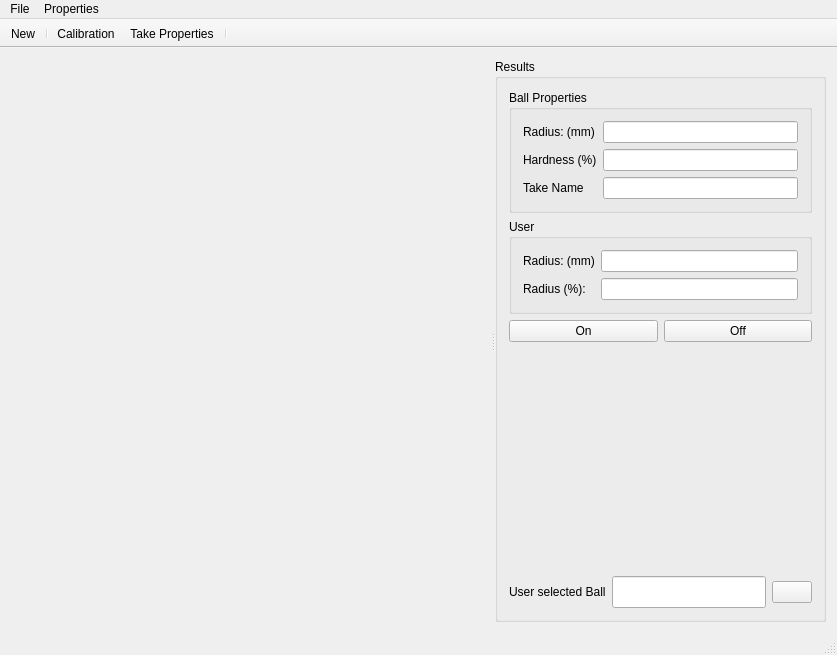
This is mainwindow.ui in liglacsap/SurveyTrackingTool as Qt 5 draws it before an edit. The edited form follows.
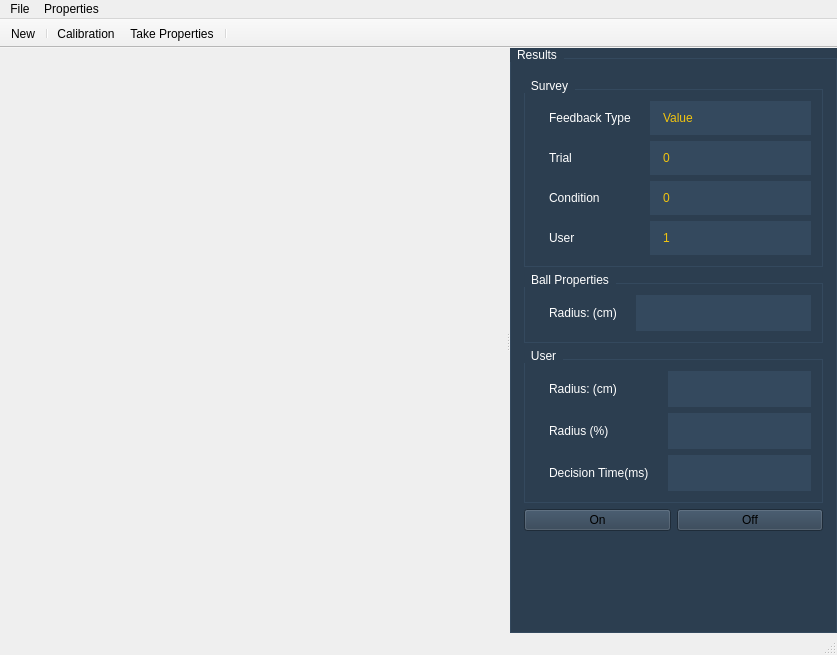
This is the edited form. Icons and pictures are not drawn. Custom widgets are drawn as their Qt base class.

Commit message:
Several Improvements: Tracking is now capseled in a class called Tracking. The class uses the singleton pattern.
math.h contains the several math and logic specific functions for
sorting and equal stuff

mainwindow.cpp: has a new style to visualize better content and values.
the update function is now obsolet also the timer (will be removed on
next commit)

globals.h: several structures are now relocated in different files

csvfilehandler.h: new class added to make continous saving possible

Diff of the .ui file:
```diff
--- a/mainwindow.ui
+++ b/mainwindow.ui
@@ -17,9 +17,29 @@
    <iconset resource="icons.qrc">
     <normaloff>:/icons/emblem-presentation.png</normaloff>:/icons/emblem-presentation.png</iconset>
   </property>
+  <property name="styleSheet">
+   <string notr="true">QMessageBox{
+	background: red;
+}</string>
+  </property>
   <widget class="QWidget" name="centralWidget">
+   <property name="styleSheet">
+    <string notr="true"/>
+   </property>
    <layout class="QGridLayout" name="gridLayout">
-    <item row="0" column="0">
+    <property name="leftMargin">
+     <number>0</number>
+    </property>
+    <property name="topMargin">
+     <number>0</number>
+    </property>
+    <property name="rightMargin">
+     <number>0</number>
+    </property>
+    <property name="bottomMargin">
+     <number>0</number>
+    </property>
+    <item row="1" column="0">
      <widget class="QSplitter" name="splitter">
       <property name="orientation">
        <enum>Qt::Horizontal</enum>
@@ -51,6 +71,9 @@
        </layout>
       </widget>
       <widget class="QWidget" name="widget_2" native="true">
+       <property name="styleSheet">
+        <string notr="true">background-color:#2c3e50;</string>
+       </property>
        <layout class="QGridLayout" name="gridLayout_2">
         <property name="leftMargin">
          <number>0</number>
@@ -72,117 +95,417 @@
             <height>0</height>
            </size>
           </property>
+          <property name="styleSheet">
+           <string notr="true"> QGroupBox {
+     border: 1px solid #34495e;
+
+     margin-top: 10px; 
+ }
+
+ QGroupBox::title {
+     subcontrol-origin:margin;
+     subcontrol-position: top left;
+     padding: -8 5px;
+	color:white;
+ }</string>
+          </property>
           <property name="title">
            <string>Results</string>
           </property>
-          <layout class="QGridLayout" name="gridLayout_6">
-           <item row="3" column="0">
-            <widget class="QWidget" name="widget_3" native="true">
-             <layout class="QHBoxLayout" name="horizontalLayout">
-              <property name="leftMargin">
-               <number>0</number>
-              </property>
-              <property name="topMargin">
-               <number>0</number>
-              </property>
-              <property name="rightMargin">
-               <number>0</number>
-              </property>
-              <property name="bottomMargin">
-               <number>0</number>
-              </property>
-              <item>
-               <widget class="QPushButton" name="pushButton">
-                <property name="text">
-                 <string>On</string>
-                </property>
-               </widget>
-              </item>
-              <item>
-               <widget class="QPushButton" name="pushButton_2">
-                <property name="text">
-                 <string>Off</string>
-                </property>
+          <layout class="QVBoxLayout" name="verticalLayout_2">
+           <item>
+            <widget class="QGroupBox" name="groupBox_4">
+             <property name="title">
+              <string>Survey</string>
+             </property>
+             <layout class="QGridLayout" name="gridLayout_4">
+              <item row="0" column="0">
+               <widget class="QWidget" name="widget_10" native="true">
+                <layout class="QFormLayout" name="formLayout_3">
+                 <property name="leftMargin">
+                  <number>0</number>
+                 </property>
+                 <property name="topMargin">
+                  <number>0</number>
+                 </property>
+                 <property name="rightMargin">
+                  <number>0</number>
+                 </property>
+                 <property name="bottomMargin">
+                  <number>0</number>
+                 </property>
+                 <item row="0" column="0">
+                  <widget class="QWidget" name="widget_9" native="true">
+                   <layout class="QHBoxLayout" name="horizontalLayout_7">
+                    <property name="spacing">
+                     <number>0</number>
+                    </property>
+                    <property name="leftMargin">
+                     <number>0</number>
+                    </property>
+                    <property name="topMargin">
+                     <number>0</number>
+                    </property>
+                    <property name="rightMargin">
+                     <number>0</number>
+                    </property>
+                    <property name="bottomMargin">
+                     <number>0</number>
+                    </property>
+                    <item>
+                     <widget class="QLabel" name="label_4">
+                      <property name="styleSheet">
+                       <string notr="true">QLabel{
+	background: #2c3e50;
+	padding: 10px;
+	color: white;
+}</string>
+                      </property>
+                      <property name="text">
+                       <string>Feedback Type</string>
+                      </property>
+                     </widget>
+                    </item>
+                   </layout>
+                  </widget>
+                 </item>
+                 <item row="1" column="0">
+                  <widget class="QWidget" name="widget_8" native="true">
+                   <layout class="QHBoxLayout" name="horizontalLayout_6">
+                    <property name="spacing">
+                     <number>0</number>
+                    </property>
+                    <property name="leftMargin">
+                     <number>0</number>
+                    </property>
+                    <property name="topMargin">
+                     <number>0</number>
+                    </property>
+                    <property name="rightMargin">
+                     <number>0</number>
+                    </property>
+                    <property name="bottomMargin">
+                     <number>0</number>
+                    </property>
+                    <item>
+                     <widget class="QLabel" name="label_10">
+                      <property name="styleSheet">
+                       <string notr="true">QLabel{
+	background: #2c3e50;
+	padding: 10px;
+	color: white;
+}</string>
+                      </property>
+                      <property name="text">
+                       <string>Trial</string>
+                      </property>
+                     </widget>
+                    </item>
+                   </layout>
+                  </widget>
+                 </item>
+                 <item row="2" column="0">
+                  <widget class="QWidget" name="widget_7" native="true">
+                   <layout class="QHBoxLayout" name="horizontalLayout_5">
+                    <property name="spacing">
+                     <number>0</number>
+                    </property>
+                    <property name="leftMargin">
+                     <number>0</number>
+                    </property>
+                    <property name="topMargin">
+                     <number>0</number>
+                    </property>
+                    <property name="rightMargin">
+                     <number>0</number>
+                    </property>
+                    <property name="bottomMargin">
+                     <number>0</number>
+                    </property>
+                    <item>
+                     <widget class="QLabel" name="label_9">
+                      <property name="styleSheet">
+                       <string notr="true">QLabel{
+	background: #2c3e50;
+	padding: 10px;
+	color: white;
+}</string>
+                      </property>
+                      <property name="text">
+                       <string>Condition</string>
+                      </property>
+                     </widget>
+                    </item>
+                   </layout>
+                  </widget>
+                 </item>
+                 <item row="3" column="0">
+                  <widget class="QWidget" name="widget_6" native="true">
+                   <layout class="QHBoxLayout" name="horizontalLayout_4">
+                    <property name="spacing">
+                     <number>0</number>
+                    </property>
+                    <property name="leftMargin">
+                     <number>0</number>
+                    </property>
+                    <property name="topMargin">
+                     <number>0</number>
+                    </property>
+                    <property name="rightMargin">
+                     <number>0</number>
+                    </property>
+                    <property name="bottomMargin">
+                     <number>0</number>
+                    </property>
+                    <item>
+                     <widget class="QLabel" name="label_7">
+                      <property name="styleSheet">
+                       <string notr="true">QLabel{
+	background: #2c3e50;
+	padding: 10px;
+	color: white;
+}</string>
+                      </property>
+                      <property name="text">
+                       <string>User</string>
+                      </property>
+                     </widget>
+                    </item>
+                   </layout>
+                  </widget>
+                 </item>
+                 <item row="0" column="1">
+                  <widget class="QLabel" name="surveyFeedbackLabel">
+                   <property name="styleSheet">
+                    <string notr="true">QLabel{
+	background: #34495e;
+	padding: 10px;
+	color: #f1c40f;
+}</string>
+                   </property>
+                   <property name="text">
+                    <string>Value</string>
+                   </property>
+                  </widget>
+                 </item>
+                 <item row="1" column="1">
+                  <widget class="QLabel" name="surveyTrialLabel">
+                   <property name="styleSheet">
+                    <string notr="true">QLabel{
+	background: #34495e;
+	padding: 10px;
+	color: #f1c40f;
+}</string>
+                   </property>
+                   <property name="text">
+                    <string>0</string>
+                   </property>
+                  </widget>
+                 </item>
+                 <item row="2" column="1">
+                  <widget class="QLabel" name="surveyConditionLabel">
+                   <property name="styleSheet">
+                    <string notr="true">QLabel{
+	background: #34495e;
+	padding: 10px;
+	color: #f1c40f;
+}</string>
+                   </property>
+                   <property name="text">
+                    <string>0</string>
+                   </property>
+                  </widget>
+                 </item>
+                 <item row="3" column="1">
+                  <widget class="QLabel" name="surveyUserLabel">
+                   <property name="styleSheet">
+                    <string notr="true">QLabel{
+	background: #34495e;
+	padding: 10px;
+	color: #f1c40f;
+}</string>
+                   </property>
+                   <property name="text">
+                    <string>1</string>
+                   </property>
+                  </widget>
+                 </item>
+                </layout>
                </widget>
               </item>
              </layout>
             </widget>
            </item>
-           <item row="0" column="0">
+           <item>
             <widget class="QGroupBox" name="groupBox_2">
+             <property name="styleSheet">
+              <string notr="true"> QGroupBox {
+     border: 1px solid #34495e;
+
+     margin-top: 10px; 
+ }
+
+ QGroupBox::title {
+     subcontrol-origin:margin;
+     subcontrol-position: top left;
+     padding: -8 5px;
+	color:white;
+ }</string>
+             </property>
              <property name="title">
               <string>Ball Properties</string>
              </property>
              <layout class="QFormLayout" name="formLayout_2">
+              <property name="fieldGrowthPolicy">
+               <enum>QFormLayout::AllNonFixedFieldsGrow</enum>
+              </property>
               <item row="0" column="0">
                <widget class="QLabel" name="label">
-                <property name="text">
-                 <string>Radius: (mm)</string>
+                <property name="styleSheet">
+                 <string notr="true">QLabel{
+	background: #2c3e50;
+	padding: 10px;
+	color: white;
+}</string>
                 </property>
-               </widget>
-              </item>
-              <item row="1" column="0">
-               <widget class="QLabel" name="label_4">
                 <property name="text">
-                 <string>Hardness (%)</string>
+                 <string>Radius: (cm)</string>
                 </property>
                </widget>
               </item>
               <item row="0" column="1">
                <widget class="QLineEdit" name="conditionBallRadius">
+                <property name="styleSheet">
+                 <string notr="true"> QLineEdit {
+     border: 0px solid gray;
+     padding: 10px;
+     background: #34495e;
+     selection-background-color: #34495e;
+	color: #f1c40f;
+ }
+</string>
+                </property>
                 <property name="readOnly">
                  <bool>true</bool>
                 </property>
                </widget>
               </item>
-              <item row="1" column="1">
-               <widget class="QLineEdit" name="conditionHardnessLineEdit"/>
-              </item>
-              <item row="2" column="0">
-               <widget class="QLabel" name="label_5">
-                <property name="text">
-                 <string>Take Name</string>
-                </property>
-               </widget>
-              </item>
-              <item row="2" column="1">
-               <widget class="QLineEdit" name="conditionNameLineEdit"/>
-              </item>
              </layout>
             </widget>
            </item>
-           <item row="2" column="0">
+           <item>
             <widget class="QGroupBox" name="groupBox_3">
+             <property name="styleSheet">
+              <string notr="true"> QGroupBox {
+     border: 1px solid #34495e;
+
+     margin-top: 10px; 
+ }
+
+ QGroupBox::title {
+     subcontrol-origin:margin;
+     subcontrol-position: top left;
+     padding: -8 5px;
+	color:white;
+ }</string>
+             </property>
              <property name="title">
               <string>User</string>
              </property>
              <layout class="QFormLayout" name="formLayout">
+              <property name="fieldGrowthPolicy">
+               <enum>QFormLayout::AllNonFixedFieldsGrow</enum>
+              </property>
               <item row="0" column="0">
                <widget class="QLabel" name="label_2">
+                <property name="styleSheet">
+                 <string notr="true">QLabel{
+	background: #2c3e50;
+	padding: 10px;
+	color: white;
+}</string>
+                </property>
                 <property name="text">
-                 <string>Radius: (mm)</string>
+                 <string>Radius: (cm)</string>
+                </property>
+               </widget>
+              </item>
+              <item row="0" column="1">
+               <widget class="QLineEdit" name="userFingerRadiusLineEdit">
+                <property name="styleSheet">
+                 <string notr="true"> QLineEdit {
+     border: 0px solid gray;
+     padding: 10px;
+     background: #34495e;
+     selection-background-color: #34495e;
+	color: #f1c40f;
+ }
+</string>
                 </property>
                </widget>
               </item>
               <item row="1" column="0">
                <widget class="QLabel" name="label_3">
+                <property name="styleSheet">
+                 <string notr="true">QLabel{
+	background: #2c3e50;
+	padding: 10px;
+	color: white;
+}</string>
+                </property>
                 <property name="text">
-                 <string>Radius (%):</string>
+                 <string>Radius (%)</string>
                 </property>
                </widget>
               </item>
-              <item row="0" column="1">
-               <widget class="QLineEdit" name="userFingerRadiusLineEdit"/>
-              </item>
               <item row="1" column="1">
-               <widget class="QLineEdit" name="lineEdit_3"/>
+               <widget class="QLineEdit" name="userFingerRadiusPercentLineEdit">
+                <property name="styleSheet">
+                 <string notr="true"> QLineEdit {
+     border: 0px solid gray;
+     padding: 10px;
+     background: #34495e;
+     selection-background-color: #34495e;
+	color: #f1c40f;
+ }
+</string>
+                </property>
+               </widget>
+              </item>
+              <item row="2" column="0">
+               <widget class="QLabel" name="label_5">
+                <property name="styleSheet">
+                 <string notr="true">QLabel{
+	background: #2c3e50;
+	padding: 10px;
+	color: white;
+}</string>
+                </property>
+                <property name="text">
+                 <string>Decision Time(ms)</string>
+                </property>
+               </widget>
+              </item>
+              <item row="2" column="1">
+               <widget class="QLineEdit" name="lineEdit">
+                <property name="styleSheet">
+                 <string notr="true"> QLineEdit {
+     border: 0px solid gray;
+     padding: 10px;
+     background: #34495e;
+     selection-background-color: #34495e;
+	color: #f1c40f;
+ }
+</string>
+                </property>
+               </widget>
               </item>
              </layout>
             </widget>
            </item>
-           <item row="5" column="0">
-            <widget class="QWidget" name="widget_4" native="true">
-             <layout class="QHBoxLayout" name="horizontalLayout_2">
+           <item>
+            <widget class="QWidget" name="widget_3" native="true">
+             <layout class="QHBoxLayout" name="horizontalLayout">
               <property name="leftMargin">
                <number>0</number>
               </property>
@@ -196,61 +519,26 @@
                <number>0</number>
               </property>
               <item>
-               <widget class="QLabel" name="label_6">
-                <property name="text">
-                 <string>User selected Ball</string>
-                </property>
-               </widget>
-              </item>
-              <item>
-               <widget class="QLineEdit" name="userSelectedBallLineEdit">
-                <property name="sizePolicy">
-                 <sizepolicy hsizetype="Expanding" vsizetype="Preferred">
-                  <horstretch>50</horstretch>
-                  <verstretch>0</verstretch>
-                 </sizepolicy>
-                </property>
-                <property name="styleSheet">
-                 <string notr="true">font-size: 20px;</string>
-                </property>
-               </widget>
-              </item>
-              <item>
-               <widget class="QPushButton" name="gotoNextCondition">
-                <property name="layoutDirection">
-                 <enum>Qt::RightToLeft</enum>
-                </property>
+               <widget class="QPushButton" name="pushButton">
                 <property name="styleSheet">
                  <string notr="true"/>
                 </property>
                 <property name="text">
-                 <string/>
+                 <string>On</string>
                 </property>
-                <property name="icon">
-                 <iconset resource="icons.qrc">
-                  <normaloff>:/icons/arrowright32.png</normaloff>:/icons/arrowright32.png</iconset>
-                </property>
-                <property name="iconSize">
-                 <size>
-                  <width>32</width>
-                  <height>32</height>
-                 </size>
-                </property>
-                <property name="shortcut">
-                 <string>Enter, Return</string>
-                </property>
-                <property name="autoRepeat">
-                 <bool>false</bool>
-                </property>
-                <property name="flat">
-                 <bool>false</bool>
+               </widget>
+              </item>
+              <item>
+               <widget class="QPushButton" name="pushButton_2">
+                <property name="text">
+                 <string>Off</string>
                 </property>
                </widget>
               </item>
              </layout>
             </widget>
            </item>
-           <item row="4" column="0">
+           <item>
             <spacer name="verticalSpacer">
              <property name="orientation">
               <enum>Qt::Vertical</enum>
@@ -263,6 +551,24 @@
              </property>
             </spacer>
            </item>
+           <item>
+            <widget class="QWidget" name="widget_4" native="true">
+             <layout class="QHBoxLayout" name="horizontalLayout_2">
+              <property name="leftMargin">
+               <number>0</number>
+              </property>
+              <property name="topMargin">
+               <number>0</number>
+              </property>
+              <property name="rightMargin">
+               <number>0</number>
+              </property>
+              <property name="bottomMargin">
+               <number>0</number>
+              </property>
+             </layout>
+            </widget>
+           </item>
           </layout>
          </widget>
         </item>
```
The commit also changes 16 other files.
